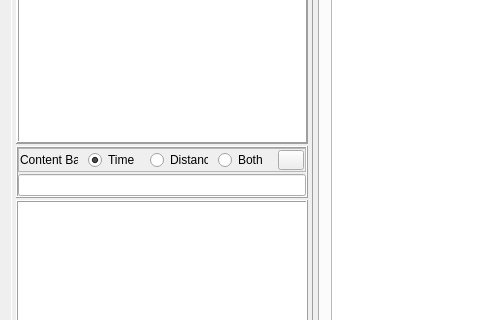
First picture: the form in mainwindow.ui, repository Tria-Andy/WorkoutEditor, before the edit; both pictures show x 0 to 480 and y 146 to 466 of the 1234 by 766 pixel window.
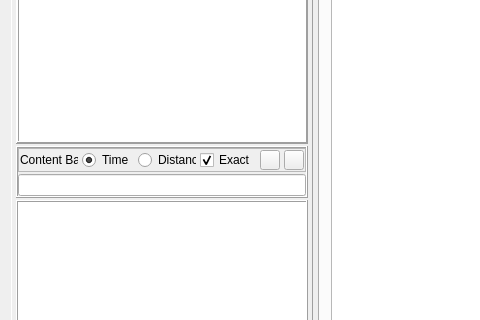
Second picture: the form after the edit. The open tabs and pages were chosen to show the change. Icons and pictures are not drawn.

What changed in the file:
```diff
--- a/mainwindow.ui
+++ b/mainwindow.ui
@@ -542,7 +542,7 @@
                 </property>
                 <layout class="QHBoxLayout" name="horizontalLayout_5">
                  <property name="spacing">
-                  <number>10</number>
+                  <number>4</number>
                  </property>
                  <property name="leftMargin">
                   <number>1</number>
@@ -581,9 +581,29 @@
                   </widget>
                  </item>
                  <item>
-                  <widget class="QRadioButton" name="radioButton_both">
+                  <widget class="QCheckBox" name="checkBox_exact">
                    <property name="text">
-                    <string>Both</string>
+                    <string>Exact</string>
+                   </property>
+                   <property name="checked">
+                    <bool>true</bool>
+                   </property>
+                  </widget>
+                 </item>
+                 <item>
+                  <widget class="QPushButton" name="pushButton_sync">
+                   <property name="maximumSize">
+                    <size>
+                     <width>20</width>
+                     <height>20</height>
+                    </size>
+                   </property>
+                   <property name="text">
+                    <string/>
+                   </property>
+                   <property name="icon">
+                    <iconset resource="resources.qrc">
+                     <normaloff>:/images/icons/Sync.png</normaloff>:/images/icons/Sync.png</iconset>
                    </property>
                   </widget>
                  </item>
@@ -591,7 +611,7 @@
                   <widget class="QPushButton" name="pushButton_ClearWorkContent">
                    <property name="maximumSize">
                     <size>
-                     <width>26</width>
+                     <width>20</width>
                      <height>20</height>
                     </size>
                    </property>
```
